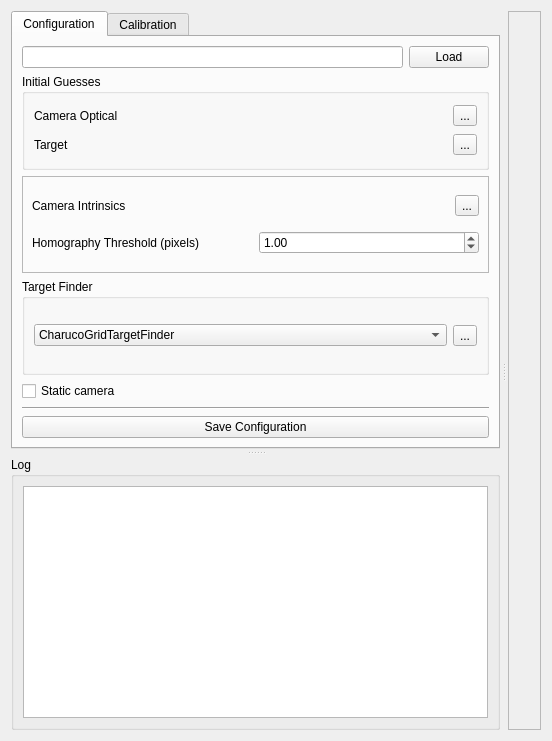
The window that widget/src/ic_widget.ui (ros-industrial/industrial_calibration) describes before a commit, drawn with Qt 5.
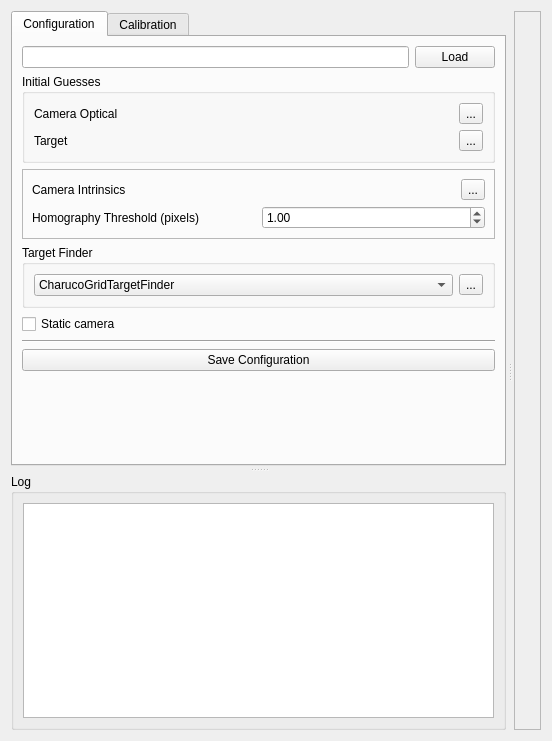
The same window after the commit. Custom widgets are drawn as their Qt base class.

Commit message: Revised functionality of widget when loading data and performing calibration

```diff
--- a/widget/src/ic_widget.ui
+++ b/widget/src/ic_widget.ui
@@ -211,6 +211,19 @@
            </property>
           </widget>
          </item>
+         <item>
+          <spacer name="verticalSpacer">
+           <property name="orientation">
+            <enum>Qt::Vertical</enum>
+           </property>
+           <property name="sizeHint" stdset="0">
+            <size>
+             <width>20</width>
+             <height>40</height>
+            </size>
+           </property>
+          </spacer>
+         </item>
         </layout>
        </widget>
        <widget class="QWidget" name="tab_2">
@@ -263,7 +276,7 @@
                <number>0</number>
               </property>
               <property name="columnCount">
-               <number>2</number>
+               <number>3</number>
               </property>
               <attribute name="horizontalHeaderStretchLastSection">
                <bool>true</bool>
@@ -278,6 +291,11 @@
                 <string>Mean Homography Error</string>
                </property>
               </column>
+              <column>
+               <property name="text">
+                <string>Notes</string>
+               </property>
+              </column>
              </widget>
             </item>
            </layout>
```
The commit also changes 2 other files.
